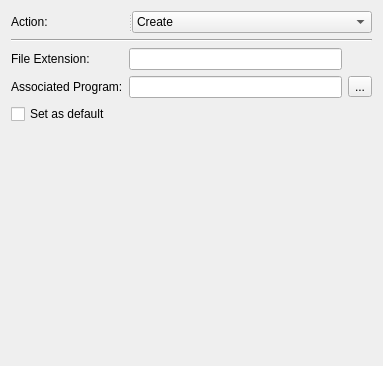
Above: src/apps/mvvm-folders/folder_options/openwithwidget.ui from august-alt/policy-preferences-editor-prototype before the change. Below: the same form after it.
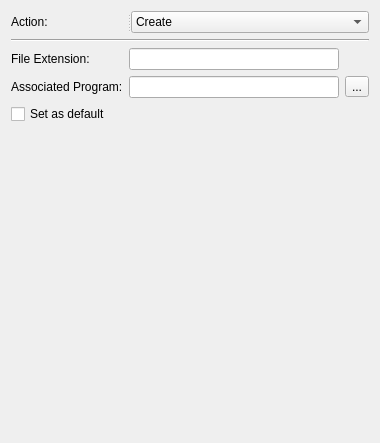
That is the form after the change.

Commit message: chore: change size of 'open with' widget

```diff
--- a/src/apps/mvvm-folders/folder_options/openwithwidget.ui
+++ b/src/apps/mvvm-folders/folder_options/openwithwidget.ui
@@ -6,8 +6,8 @@
    <rect>
     <x>0</x>
     <y>0</y>
-    <width>383</width>
-    <height>366</height>
+    <width>380</width>
+    <height>443</height>
    </rect>
   </property>
   <property name="windowTitle">
```
